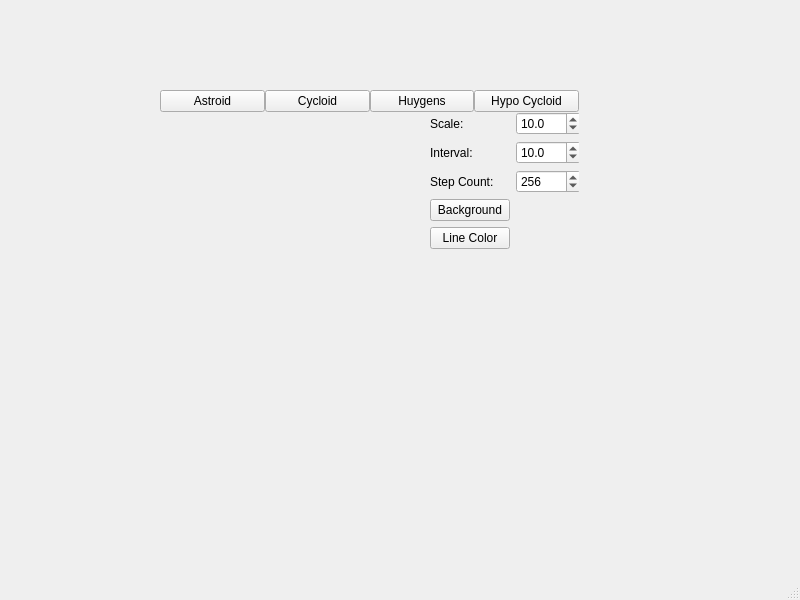
Old version of the form mainwindow.ui in the repository AdziuG/ShapeApp-Cpp-Qt.
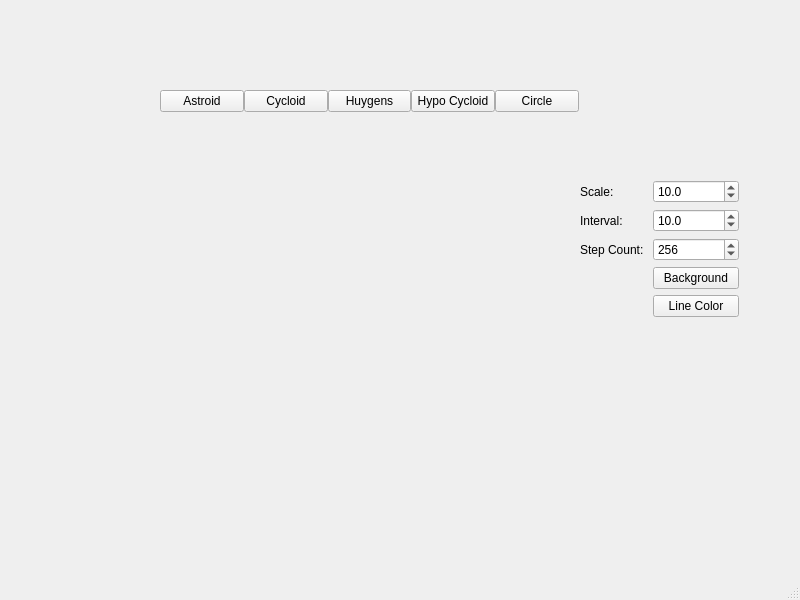
New version of the form. Custom widgets are drawn as their Qt base class.

Commit message: add new shape - circle

Patch:
```diff
--- a/mainwindow.ui
+++ b/mainwindow.ui
@@ -57,16 +57,26 @@
          </property>
         </widget>
        </item>
+       <item>
+        <widget class="QPushButton" name="btnCircle">
+         <property name="text">
+          <string>Circle</string>
+         </property>
+        </widget>
+       </item>
       </layout>
      </item>
      <item>
-      <widget class="RenderArea" name="renderArea" native="true">
+      <widget class="RenderArea" name="renderArea" native="true"/>
+     </item>
+    </layout>
+   </widget>
        <widget class="QWidget" name="">
         <property name="geometry">
          <rect>
-          <x>270</x>
-          <y>0</y>
-          <width>151</width>
+      <x>580</x>
+      <y>180</y>
+      <width>159</width>
           <height>291</height>
          </rect>
         </property>
@@ -128,22 +138,18 @@
            </property>
           </widget>
          </item>
-         <item row="3" column="0">
+     <item row="3" column="1">
           <widget class="QPushButton" name="btnBackground">
            <property name="text">
             <string>Background</string>
            </property>
           </widget>
          </item>
-         <item row="4" column="0">
+     <item row="4" column="1">
           <widget class="QPushButton" name="btnLineColor">
            <property name="text">
             <string>Line Color</string>
            </property>
-          </widget>
-         </item>
-        </layout>
-       </widget>
       </widget>
      </item>
     </layout>
```
Lines whose indentation alone changed are shown as unchanged. The commit also changes 4 other files.
